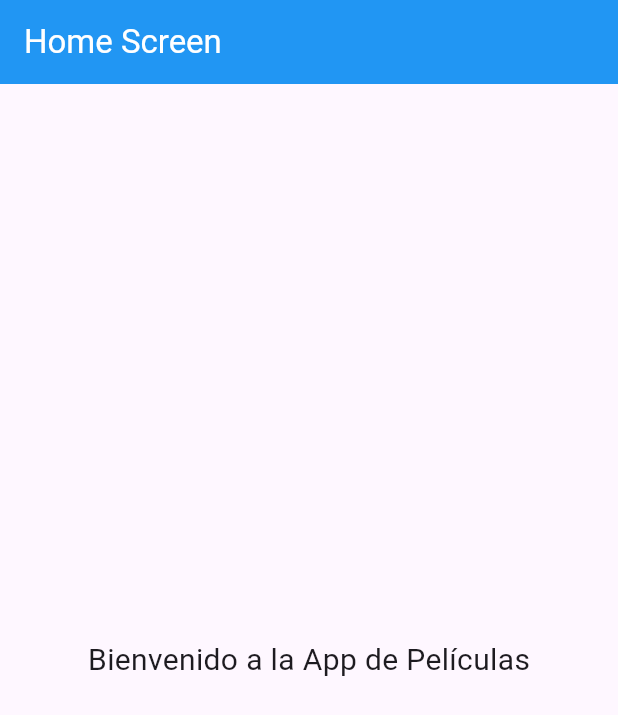
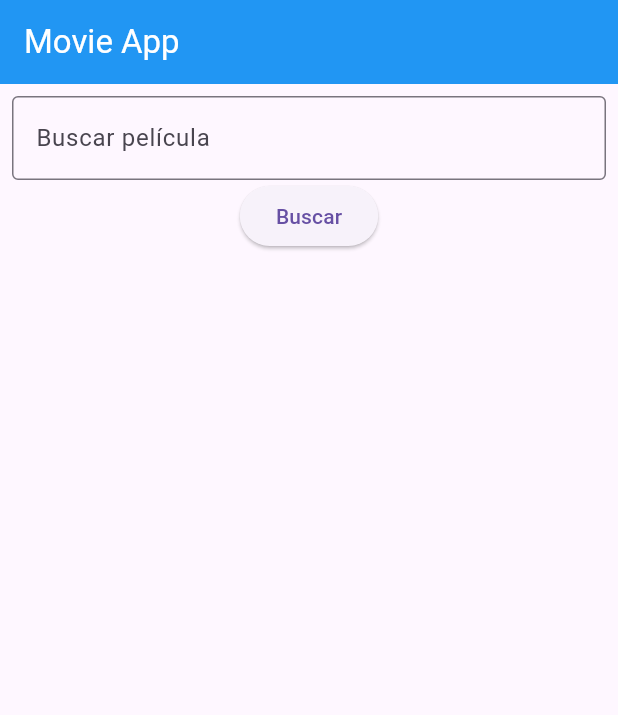
Before and after one commit to JorgeNavarroN/movies_flutter, a Flutter app: the screen it shows after launch, on a phone screen of 412 x 824 dp. Shown: the top 715 px of the screen. Run offline on Flutter 3.47's test engine with Material 3 defaults, Android fonts, the phone set to English and light mode, and no system bars; our stand-ins replace flutter_dotenv.

```diff
--- a/lib/main.dart
+++ b/lib/main.dart
@@ -1,7 +1,9 @@
 import 'package:flutter/material.dart';
 import 'screens/home_screen.dart';
+import 'package:flutter_dotenv/flutter_dotenv.dart';
 
-void main() {
+void main() async {
+  dotenv.load(fileName: ".env");
   runApp(const MovieApp());
 }
 
--- a/lib/screens/home_screen.dart
+++ b/lib/screens/home_screen.dart
@@ -1,18 +1,78 @@
 import 'package:flutter/material.dart';
+import 'package:movies_app/services/api_services.dart';
+import 'package:movies_app/models/movie.dart';
+import 'package:movies_app/widgets/movie_description.dart';
 
-class HomeScreen extends StatelessWidget {
+class HomeScreen extends StatefulWidget {
   const HomeScreen({super.key});
+
+  @override
+  State<StatefulWidget> createState() {
+    return _HomeScreenState();
+  }
+}
+
+class _HomeScreenState extends State<HomeScreen> {
+  final TextEditingController _controller = TextEditingController();
+  List<Movie> _movies = [];
+
+  void _searchMovie() async {
+    final query = _controller.text;
+    if (query.isNotEmpty) {
+      final apiService = ApiServices();
+      var movies = await apiService.searchMovie(query);
+      setState(() {
+        _movies = movies;
+      });
+    }
+  }
 
   @override
   Widget build(BuildContext context) {
     return Scaffold(
       appBar: AppBar(
-        title: const Text('Home Screen'),
+        title: const Text('Movie App'),
       ),
-      body: const Center(
-        child: Text(
-          'Bienvenido a la App de Películas',
-          style: TextStyle(fontSize: 20),
+      body: Padding(
+        padding: const EdgeInsets.all(8.0),
+        child: Column(
+          children: [
+            TextField(
+              controller: _controller,
+              decoration: const InputDecoration(
+                labelText: 'Buscar película',
+                border: OutlineInputBorder(),
+              ),
+            ),
+            ElevatedButton(
+              onPressed: _searchMovie,
+              child: const Text('Buscar'),
+            ),
+            Expanded(child: ListView.builder(itemBuilder: (context, index) {
+              if (_movies.isEmpty) return null;
+              if (index >= _movies.length) return null;
+              final movie = _movies[index];
+              return Row(
+                crossAxisAlignment: CrossAxisAlignment.start,
+                children: <Widget>[
+                  Expanded(
+                    flex: 2,
+                    child: movie.posterPath != ''
+                        ? Image.network(
+                            'https://image.tmdb.org/t/p/w500${movie.posterPath}')
+                        : Image.asset('assets/images/placeholder.png'),
+                  ),
+                  Expanded(
+                    flex: 3,
+                    child: MovieDescription(
+                      title: movie.title,
+                      description: movie.description,
+                    ),
+                  )
+                ],
+              );
+            }))
+          ],
         ),
       ),
     );
```
Also changed, not shown: lib/models/movie.dart (+5 -5 lines), lib/services/api_services.dart (+13 -3 lines), lib/widgets/movie_description.dart (added, +33 -0 lines), pubspec.yaml (+4 -4 lines), assets/images/placeholder.png (added), pubspec.lock, 2 other files.
